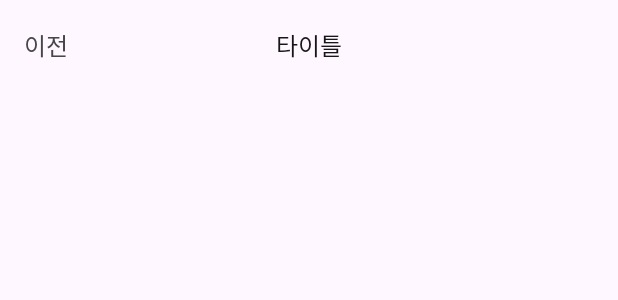
After one commit to Team-Motivoo/Motivoo-Android, an Android app: the layout view_onboarding_toolbar.xml on its own in the app's theme, with its tools: preview values and no code run, on a phone screen of 412 x 824 dp. The commit adds this screen. Shown: the top 300 px of the screen. Run offline under Robolectric (Android 15) with nearby library versions, the phone set to English and light mode, and no system bars.

Commit message:
[feat] #20 온보딩 공통 툴바 구현

```diff
--- /dev/null
+++ b/app/src/main/res/layout/view_onboarding_toolbar.xml
@@ -0,0 +1,56 @@
+<?xml version="1.0" encoding="utf-8"?>
+<layout xmlns:android="http://schemas.android.com/apk/res/android"
+    xmlns:app="http://schemas.android.com/apk/res-auto"
+    xmlns:tools="http://schemas.android.com/tools">
+
+    <data>
+
+        <variable
+            name="title"
+            type="String" />
+
+    </data>
+
+    <androidx.constraintlayout.widget.ConstraintLayout
+        android:layout_width="match_parent"
+        android:layout_height="match_parent">
+
+        <androidx.constraintlayout.widget.ConstraintLayout
+            android:layout_width="match_parent"
+            android:layout_height="wrap_content"
+            app:layout_constraintEnd_toEndOf="parent"
+            app:layout_constraintStart_toStartOf="parent"
+            app:layout_constraintTop_toTopOf="parent">
+
+            <TextView
+                android:id="@+id/tv_toolbar_back"
+                style="@style/B6_re"
+                android:layout_width="wrap_content"
+                android:layout_height="wrap_content"
+                android:layout_marginVertical="14dp"
+                android:layout_marginStart="8dp"
+                android:paddingHorizontal="8dp"
+                android:paddingVertical="4dp"
+                android:text="@string/permission_back"
+                android:textColor="@color/gray_700_464747"
+                app:layout_constraintBottom_toBottomOf="parent"
+                app:layout_constraintStart_toStartOf="parent"
+                app:layout_constraintTop_toTopOf="parent" />
+
+            <TextView
+                android:id="@+id/tv_toolbar_title"
+                style="@style/B5_med"
+                android:layout_width="wrap_content"
+                android:layout_height="wrap_content"
+                android:text="@{title}"
+                android:textColor="@color/gray_900_161616"
+                app:layout_constraintBottom_toBottomOf="@id/tv_toolbar_back"
+                app:layout_constraintEnd_toEndOf="parent"
+                app:layout_constraintStart_toStartOf="parent"
+                app:layout_constraintTop_toTopOf="@id/tv_toolbar_back"
+                tools:text="타이틀" />
+
+        </androidx.constraintlayout.widget.ConstraintLayout>
+
+    </androidx.constraintlayout.widget.ConstraintLayout>
+</layout>
--- a/app/src/main/res/values/strings.xml
+++ b/app/src/main/res/values/strings.xml
@@ -2,4 +2,5 @@
     <string name="app_name">MOTIVOO</string>
     <string name="application_terminate">\'뒤로\' 버튼 한 번 더 누르면 종료됩니다.</string>
     <string name="binding_error">에러가 발생했습니다</string>
+    <string name="permission_back">이전</string>
 </resources>
```
